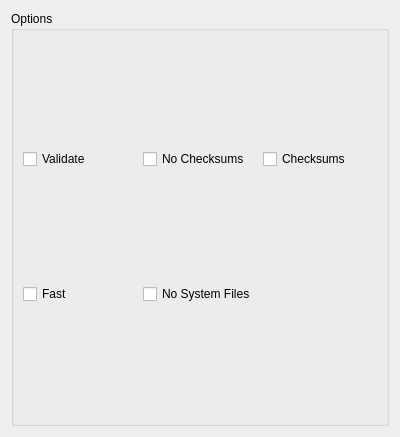
Before: the Qt Designer form grabbags/options.ui in amiaopensource/grabbags, drawn with Qt 5.
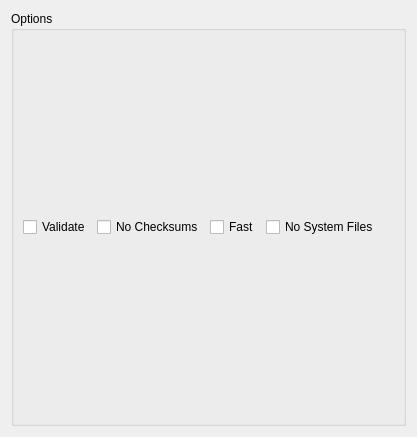
After: the same form once the commit is applied.

Commit message: remove overlapping option

Patch:
```diff
--- a/grabbags/options.ui
+++ b/grabbags/options.ui
@@ -6,7 +6,7 @@
    <rect>
     <x>0</x>
     <y>0</y>
-    <width>400</width>
+    <width>417</width>
     <height>437</height>
    </rect>
   </property>
@@ -20,7 +20,14 @@
       <string>Options</string>
      </property>
      <layout class="QGridLayout" name="gridLayout">
-      <item row="1" column="1">
+      <item row="0" column="2">
+       <widget class="QCheckBox" name="optionFast">
+        <property name="text">
+         <string>Fast</string>
+        </property>
+       </widget>
+      </item>
+      <item row="0" column="3">
        <widget class="QCheckBox" name="optionNoSystemFiles">
         <property name="text">
          <string>No System Files</string>
@@ -34,13 +41,6 @@
         </property>
        </widget>
       </item>
-      <item row="1" column="0">
-       <widget class="QCheckBox" name="optionFast">
-        <property name="text">
-         <string>Fast</string>
-        </property>
-       </widget>
-      </item>
       <item row="0" column="0">
        <widget class="QCheckBox" name="optionValidate">
         <property name="text">
@@ -48,12 +48,18 @@
         </property>
        </widget>
       </item>
-      <item row="0" column="2">
-       <widget class="QCheckBox" name="optionChecksums">
-        <property name="text">
-         <string>Checksums</string>
+      <item row="0" column="4">
+       <spacer name="horizontalSpacer">
+        <property name="orientation">
+         <enum>Qt::Horizontal</enum>
         </property>
-       </widget>
+        <property name="sizeHint" stdset="0">
+         <size>
+          <width>40</width>
+          <height>20</height>
+         </size>
+        </property>
+       </spacer>
       </item>
      </layout>
     </widget>
```
